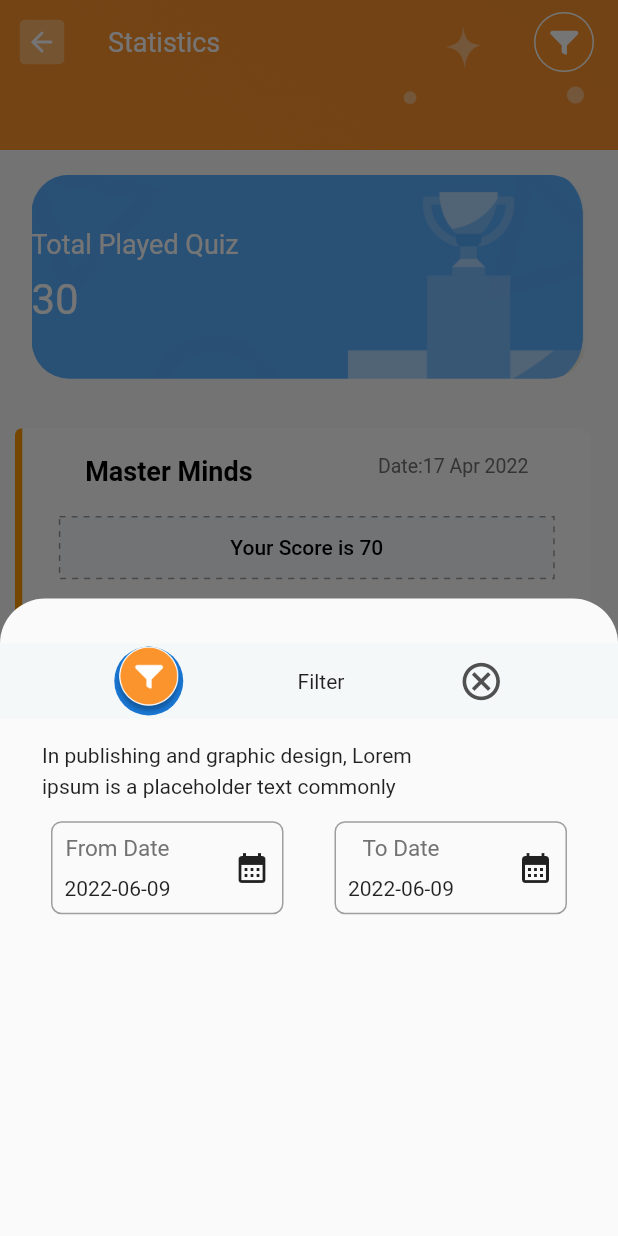
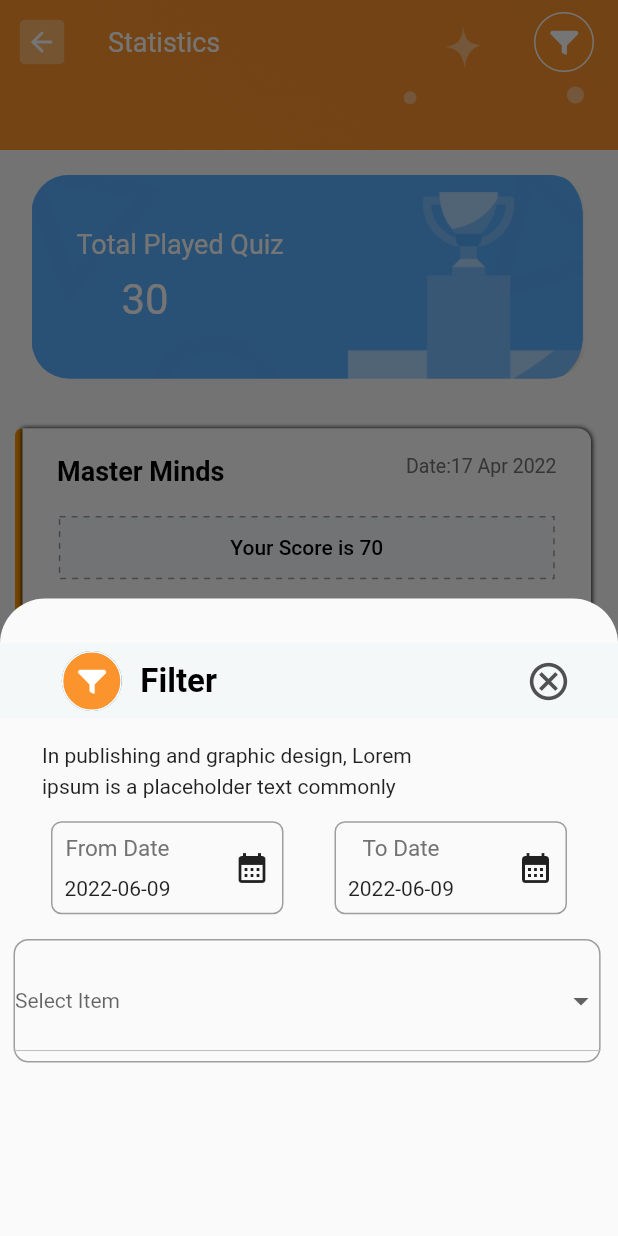
Before and after one commit to Amangupt123/ui_degi, a Flutter app: the Statistics screen opened directly, after a tap on an icon or button, on a phone screen of 412 x 824 dp. Run offline on Flutter 3.47's test engine with Material 2 defaults, Android fonts, the phone set to English and light mode, and no system bars; drawn by our look-alikes of dotted_border, dropdown_button2; our stand-ins replace flutter_svg, video_player.

Commit message:
Now compelete

```diff
--- a/lib/Statistics.dart
+++ b/lib/Statistics.dart
@@ -78,15 +78,21 @@ class _StatisticsState extends State<Statistics> {
                 crossAxisAlignment: CrossAxisAlignment.start,
                 mainAxisAlignment: MainAxisAlignment.center,
                 children: const [
-                  Padding(padding: EdgeInsets.only(left: 200)),
-                  Text(
+
+                  Padding(
+                    padding: EdgeInsets.only(left: 30)
+,                    child: Text(
                       "Total Played Quiz",
                       style: TextStyle(fontSize: 18, fontWeight: FontWeight.w400, color: Color(0xffFFFFFF)),
                     ),
+                  ),
                   SizedBox(height: 10),
-                  Text(
+                  Padding(
+                    padding: EdgeInsets.only(left: 60),
+                    child: Text(
                       "30",
                       style: TextStyle(fontSize: 28, fontWeight: FontWeight.w400, color: Color(0xffFFFFFF)),
+                    ),
                   )
                 ],
               ),
@@ -108,14 +114,22 @@ class _StatisticsState extends State<Statistics> {
                 Container(
                   width: MediaQuery.of(context).size.width * 0.92,
                   height: MediaQuery.of(context).size.height * 0.3,
-                  decoration: BoxDecoration(
-                    borderRadius: const BorderRadius.only(topRight: Radius.circular(9), bottomRight: Radius.circular(9)),
+                  decoration: const BoxDecoration(
+                    borderRadius: BorderRadius.only(topRight: Radius.circular(9), bottomRight: Radius.circular(9)),
                     color: Colors.white,
+                     boxShadow: [
+            BoxShadow(
+                // color: Colors.black,
+                blurRadius: 2.0,
+                spreadRadius: 0.0,
+                offset: Offset(0.1, 0.1), // shadow direction: bottom right
+            )
+        ],
                     // border: Border.all(color: Colors.white),
                   ),
                   child: Column(
                     children: [
-                      Padding(
+                      const Padding(
                           padding: EdgeInsets.only(
                         top: 18,
                       )),
@@ -123,9 +137,12 @@ class _StatisticsState extends State<Statistics> {
                         crossAxisAlignment: CrossAxisAlignment.start,
                         mainAxisAlignment: MainAxisAlignment.spaceAround,
                         children: const [
-                          Text(
+                          Padding(
+                            padding: EdgeInsets.only(right: 75),
+                            child: Text(
                               "Master Minds",
                               style: TextStyle(fontSize: 18, fontWeight: FontWeight.w700, color: Color(0xff000000)),
+                            ),
                           ),
                           Text(
                             "Date:17 Apr 2022",
@@ -153,11 +170,11 @@ class _StatisticsState extends State<Statistics> {
                                     SizedBox(
                                       height: MediaQuery.of(context).size.height * 0.09,
                                     ),
-                                    Text(
+                                    const Text(
                                       "Your Score is ",
                                       style: TextStyle(fontSize: 14, fontWeight: FontWeight.w500, color: Color(0xff000000)),
                                     ),
-                                    Text(
+                                    const Text(
                                       "70",
                                       style: TextStyle(fontSize: 14, fontWeight: FontWeight.w500, color: Color(0xff000000)),
                                     )
@@ -257,14 +274,22 @@ class _StatisticsState extends State<Statistics> {
                 Container(
                   width: MediaQuery.of(context).size.width * 0.92,
                   height: MediaQuery.of(context).size.height * 0.3,
-                  decoration: BoxDecoration(
-                    borderRadius: const BorderRadius.only(topRight: Radius.circular(9), bottomRight: Radius.circular(9)),
+                  decoration: const BoxDecoration(
+                    borderRadius: BorderRadius.only(topRight: Radius.circular(9), bottomRight: Radius.circular(9)),
                     color: Colors.white,
+                      boxShadow: [
+            BoxShadow(
+                // color: Colors.black,
+                blurRadius: 2.0,
+                spreadRadius: 0.0,
+                offset: Offset(0.1, 0.1), // shadow direction: bottom right
+            )
+        ],
                     // border: Border.all(color: Colors.white),
                   ),
                   child: Column(
                     children: [
-                      Padding(
+                      const Padding(
                           padding: EdgeInsets.only(
                         top: 18,
                       )),
@@ -272,9 +297,12 @@ class _StatisticsState extends State<Statistics> {
                         crossAxisAlignment: CrossAxisAlignment.start,
                         mainAxisAlignment: MainAxisAlignment.spaceAround,
                         children: const [
-                          Text(
-                            "Let’s Get Quizzica",
+                          Padding(
+                            padding: EdgeInsets.only(right: 55),
+                            child: Text(
+                              "Let's Get Quizzica",
                               style: TextStyle(fontSize: 18, fontWeight: FontWeight.w700, color: Color(0xff000000)),
+                            ),
                           ),
                           Text(
                             "Date:16 Apr 2022",
@@ -302,11 +330,11 @@ class _StatisticsState extends State<Statistics> {
                                     SizedBox(
                                       height: MediaQuery.of(context).size.height * 0.09,
                                     ),
-                                    Text(
+                                    const Text(
                                       "Your Score is ",
                                       style: TextStyle(fontSize: 14, fontWeight: FontWeight.w500, color: Color(0xff000000)),
                                     ),
-                                    Text(
+                                    const Text(
                                       "60",
                                       style: TextStyle(fontSize: 14, fontWeight: FontWeight.w500, color: Color(0xff000000)),
                                     )
--- a/lib/bottesheet.dart
+++ b/lib/bottesheet.dart
@@ -1,4 +1,7 @@
 import 'package:flutter/material.dart';
+import 'package:flutter_svg/flutter_svg.dart';
+import 'package:dropdown_button2/dropdown_button2.dart';
+
 
 class BottemSheet extends StatefulWidget {
   BottemSheet({Key? key}) : super(key: key);
@@ -17,6 +20,15 @@ class _BottemSheetState extends State<BottemSheet> {
       setState(() => selectedDate = picked);
     }
   }
+  //List<String> _locations = ['A', 'B', 'C', 'D']; // Option 2
+ // String _dropDownValue="s";
+final List<String> items = [
+  'Item1',
+  'Item2',
+  'Item3',
+  'Item4',
+];
+String? selectedValue;
 
   @override
   Widget build(BuildContext context) {
@@ -30,13 +42,17 @@ class _BottemSheetState extends State<BottemSheet> {
               color: const Color(0xffF4F8F8),
               height: 50,
               child: Row(
-                mainAxisAlignment: MainAxisAlignment.spaceEvenly,
-                children:  [
+                // crossAxisAlignment: CrossAxisAlignment.center,
+                mainAxisAlignment: MainAxisAlignment.start,
+                children: [SizedBox(width: MediaQuery.of(context).size.width * 0.1),
                   CircleAvatar(
-                    radius: 23,
-                    child: Image.asset("assets/image/Grou@3x.png",  fit: BoxFit.cover,),
-                  ),
-                  Text("Filter"),
+                      radius: 20,
+                      child: SvgPicture.asset(
+                        "assets/image/kippp@3x.svg",
+                      )),
+                  SizedBox(width: MediaQuery.of(context).size.width * 0.03),
+                  Text("Filter", style: TextStyle(fontSize: 22, fontWeight: FontWeight.w700, color: Color(0xff000000))),
+                        SizedBox(width: MediaQuery.of(context).size.width * 0.5),
                   Icon(Icons.cancel_outlined, size: 30, color: Color(0xff505050)),
                 ],
               )),
@@ -97,6 +113,49 @@ class _BottemSheetState extends State<BottemSheet> {
               ),
             ],
           ),
+           SizedBox(height: MediaQuery.of(context).size.height  * 0.02),
+             //child: DropdownButtonHideUnderline(
+       Padding(
+         padding: const EdgeInsets.only(left:9 ),
+         child: DropdownButton2(  buttonDecoration: BoxDecoration(
+              borderRadius: BorderRadius.circular(10),
+              border: Border.all(color: Colors.grey
+                //color: Colors.black26,
+              )),
+           hint: Text(
+             'Select Item',
+             style: TextStyle(
+               fontSize: 14,
+               color: Theme
+                       .of(context)
+                       .hintColor,
+             ),
+           ),
+           items: items
+                   .map((item) =>
+                   DropdownMenuItem<String>(
+                     value: item,
+                     child: Text(
+                       item,
+                       style: const TextStyle(
+                         fontSize: 14,
+                       ),
+                     ),
+                   ))
+                   .toList(),
+           value: selectedValue,
+           onChanged: (value) {
+             setState(() {
+               selectedValue = value as String;
+             });
+           },
+
+           buttonHeight: MediaQuery.of(context).size.height*0.1,
+           buttonWidth: MediaQuery.of(context).size.width*0.95,
+           itemHeight: 40,
+         ),
+       ),
+
         ],
       ),
     );
--- a/lib/main.dart
+++ b/lib/main.dart
@@ -16,9 +16,8 @@ class MyApp extends StatefulWidget {
 class _MyAppState extends State<MyApp> {
   @override
   Widget build(BuildContext context) {
-    return MaterialApp(
+    return const MaterialApp(
       home: Home2(),
-      // home:HomePage() ,
     );
   }
 }
--- a/pubspec.yaml
+++ b/pubspec.yaml
@@ -38,6 +38,7 @@ dependencies:
   video_player: ^2.4.2
   flutter_svg: ^1.0.3
   dotted_border: ^2.0.0+2
+  dropdown_button2: ^1.4.0
 
 dev_dependencies:
   flutter_test:
```
Also changed, not shown: lib/EditProfile.dart (+43 -59 lines), lib/My Profile.dart (+7 -5 lines), assets/image/Edit @3x.png (added), pubspec.lock. Lines whose indentation alone changed are shown as unchanged.
